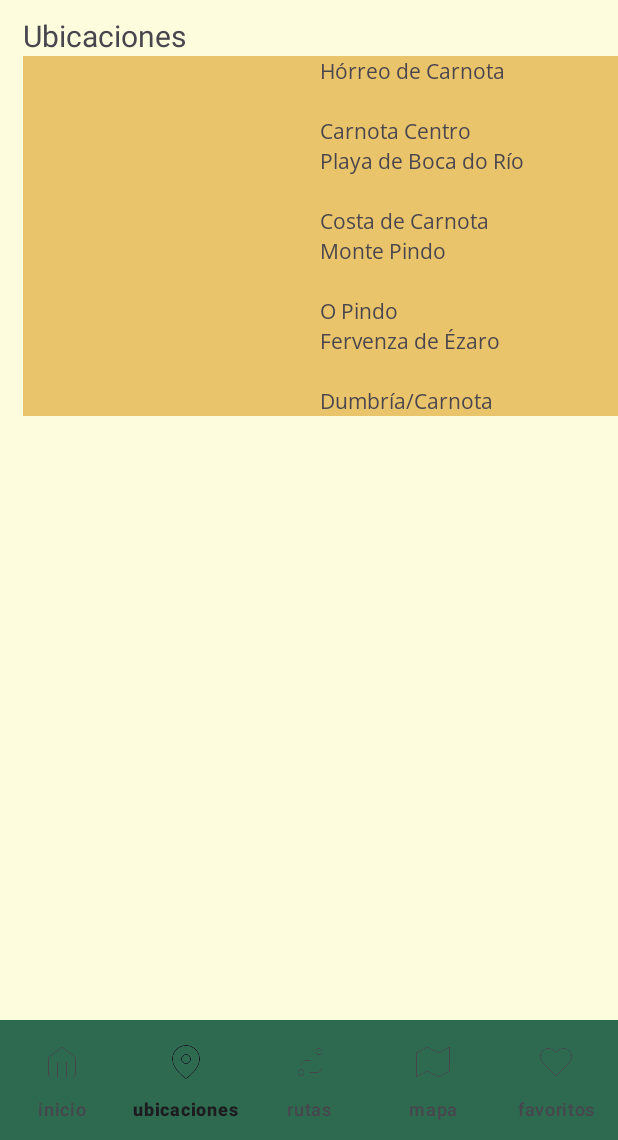
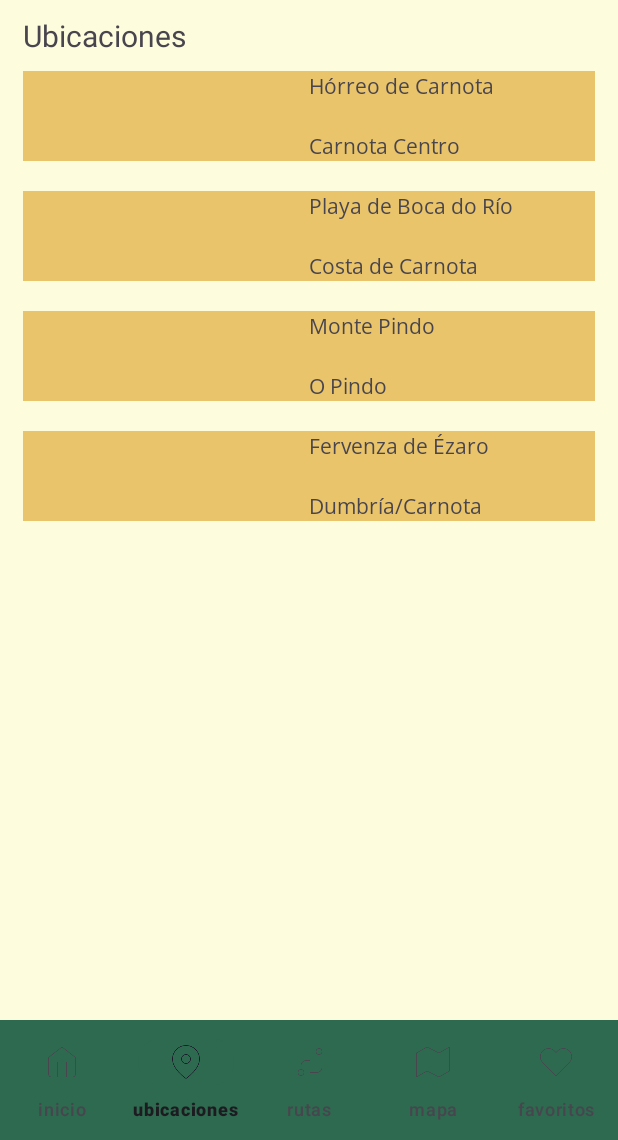
Before and after one commit to a19albertons/CarnotaTurismo, an Android app: the LugarFragment screen opened through its navigation route, on a phone screen of 412 x 824 dp, the part 96-1236 px from its top. Run offline under Robolectric (Android 15) with nearby library versions, the phone set to English and light mode, and no system bars; our stand-ins replace Room's generated code, navigation-ui.

Commit message:
Fix some gui bugs

```diff
--- a/app/src/main/java/com/example/carnotaturismo/fragments/InicioFragment.kt
+++ b/app/src/main/java/com/example/carnotaturismo/fragments/InicioFragment.kt
@@ -44,7 +44,7 @@ class InicioFragment : Fragment() {
             // Navegar desde el fragment (usando Safe Args) para mantener el BottomNavigationView sincronizado
             // La opción que intenta aplicar democracia
             val array = lista.toTypedArray()
-            val action = InicioFragmentDirections.actionInicioFragmentToVerTodosFragment(array)
+            val action = InicioFragmentDirections.actionInicioFragmentToVerTodosFragment(array, lista[0].tipo)
             findNavController().navigate(action)
         }
         recyclerViewVertical.adapter = adapter
--- a/app/src/main/java/com/example/carnotaturismo/fragments/VerTodosFragment.kt
+++ b/app/src/main/java/com/example/carnotaturismo/fragments/VerTodosFragment.kt
@@ -48,6 +48,9 @@ class VerTodosFragment : Fragment() {
         val adapter = VerTodosAdapter(lista.toList())
         recyclerView.adapter = adapter
 
+        // Tipo
+        binding.tipo.text = args.tipo.toString()
+
 
 
 
--- a/app/src/main/res/layout/adapter_lugar.xml
+++ b/app/src/main/res/layout/adapter_lugar.xml
@@ -4,6 +4,8 @@
     android:layout_width="match_parent"
     android:background="@color/amarillo"
     android:id="@+id/tarjeta"
+    android:layout_marginTop="10dp"
+    android:layout_marginBottom="10dp"
     android:layout_height="wrap_content">
 
     <ImageView
--- a/app/src/main/res/layout/fragment_lugar.xml
+++ b/app/src/main/res/layout/fragment_lugar.xml
@@ -18,9 +18,9 @@
         android:text="Ubicaciones"
         />
     <androidx.recyclerview.widget.RecyclerView
+        android:layout_marginRight="15dp"
         android:layout_width="match_parent"
-        android:layout_height="0dp"
-        android:layout_weight="1"
+        android:layout_height="match_parent"
         android:id="@+id/lugar_adapter"
         />
 
--- a/app/src/main/res/navigation/nav_graph.xml
+++ b/app/src/main/res/navigation/nav_graph.xml
@@ -65,6 +65,9 @@
         <argument
             android:name="listaLugaresMostrar"
             app:argType="com.example.carnotaturismo.model.Lugar[]" />
+        <argument
+            android:name="tipo"
+            app:argType="com.example.carnotaturismo.model.TipoUbicacion" />
     </fragment>
     <fragment
         android:id="@+id/sobreFragment"
```
Also changed, not shown: app/src/main/res/layout/fragment_ver_todos.xml (+10 -0 lines).
